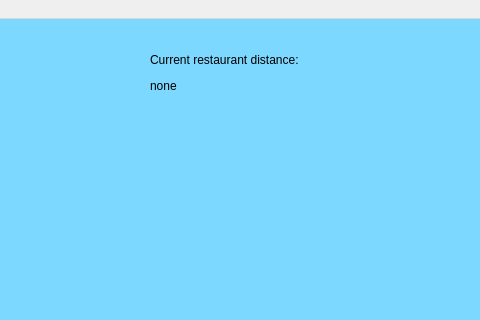
Before: the Qt Designer form src/windows/mainwindow.ui in fast-food-finder-associates/FastFoodFinder, drawn with Qt 5; both pictures show x 180 to 660 and y 0 to 320 of the 800 by 600 pixel window.
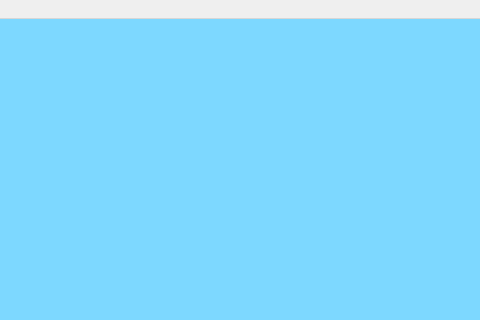
After: the same form once the commit is applied. The open tabs and pages were chosen to show the change. Icons and pictures are not drawn.

Commit message: Custom widget for displaying restaurants. Drop actions need fixing

Diff of the .ui file:
```diff
--- a/src/windows/mainwindow.ui
+++ b/src/windows/mainwindow.ui
@@ -95,7 +95,7 @@
     </widget>
     <widget class="QWidget" name="viewRestaurantView">
      <property name="styleSheet">
-      <string notr="true">.QWidget { background-color: #7DD8FF; }</string>
+      <string notr="true">QWidget#viewRestaurantView { background-color: #7DD8FF; }</string>
      </property>
      <widget class="QWidget" name="restaurantList" native="true">
       <property name="geometry">
@@ -110,39 +110,13 @@
      <widget class="QWidget" name="restaurantList_2" native="true">
       <property name="geometry">
        <rect>
-        <x>110</x>
+        <x>80</x>
         <y>190</y>
-        <width>391</width>
+        <width>421</width>
         <height>191</height>
        </rect>
       </property>
      </widget>
-     <widget class="QLabel" name="label_2">
-      <property name="geometry">
-       <rect>
-        <x>240</x>
-        <y>20</y>
-        <width>181</width>
-        <height>41</height>
-       </rect>
-      </property>
-      <property name="text">
-       <string>Current restaurant distance:</string>
-      </property>
-     </widget>
-     <widget class="QLabel" name="restaurant_distance">
-      <property name="geometry">
-       <rect>
-        <x>240</x>
-        <y>60</y>
-        <width>47</width>
-        <height>13</height>
-       </rect>
-      </property>
-      <property name="text">
-       <string>none</string>
-      </property>
-     </widget>
     </widget>
     <widget class="QWidget" name="inventoryManageView">
      <property name="styleSheet">
```
Left out of the diff: 8 changed lines with no effect on the pictures. The commit also changes 7 other files.
